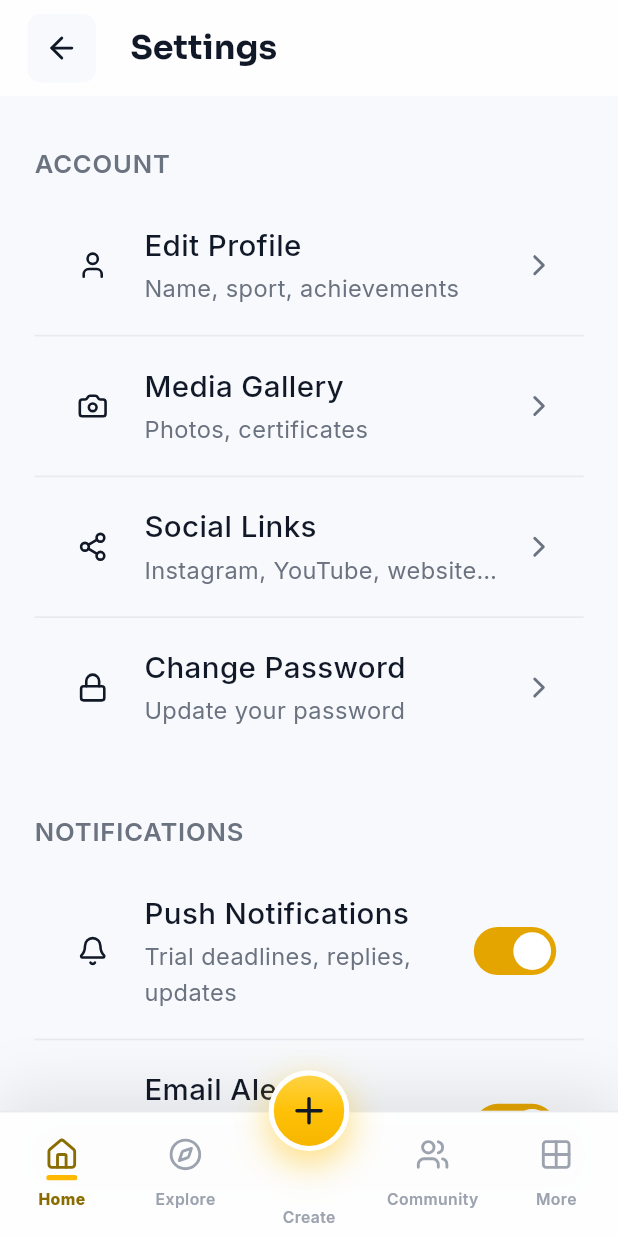
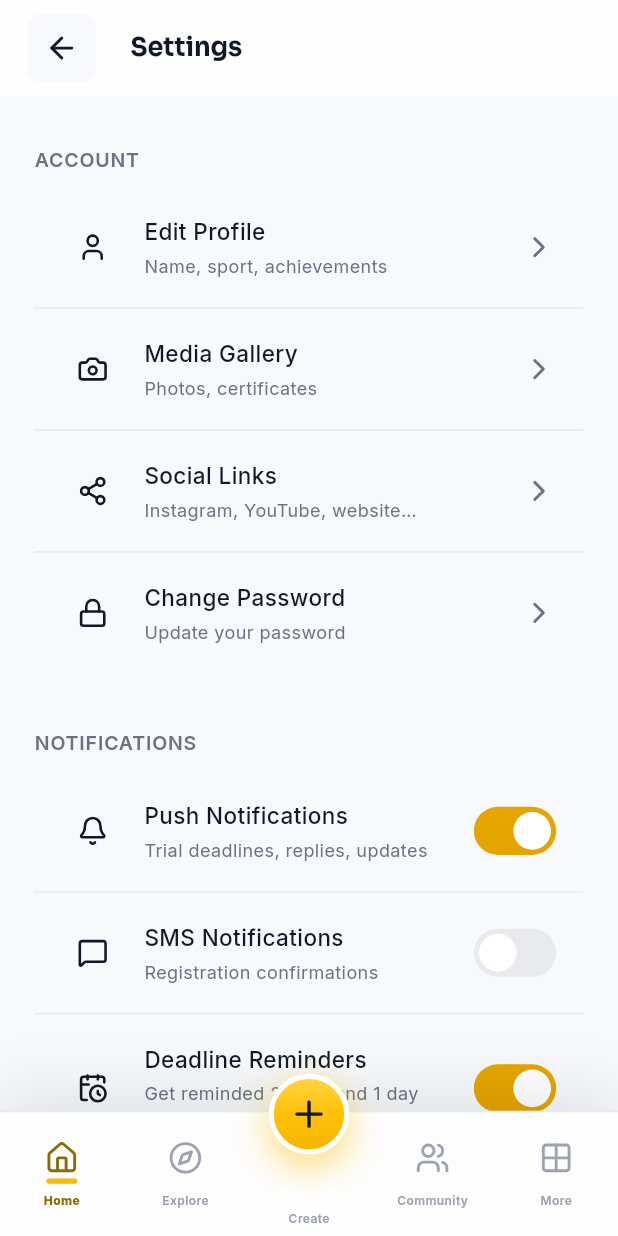
Before and after one commit to ManthanBelani/sportsx, a Flutter app: the SettingsScreen screen opened by its route, on a phone screen of 412 x 824 dp. Run offline on Flutter 3.47's test engine with Material 3 defaults, Android fonts, the phone set to English and light mode, and no system bars; our stand-ins replace dio, firebase_core, firebase_messaging, flutter_dotenv, flutter_local_notifications, flutter_riverpod and 9 more; accounts and stored records are empty; network calls fail.

Commit message:
Update system design changes

```diff
--- a/sportx_app/lib/core/responsive_scaler.dart
+++ b/sportx_app/lib/core/responsive_scaler.dart
@@ -42,8 +42,11 @@ class ResponsiveScaler extends StatelessWidget {
 
   /// Scale bounds. Beyond these the density is kept 1:1 and the canvas just
   /// grows (wider layout), instead of scaling an element absurdly.
+  ///
+  /// Reduced from 1.45 to 1.15 so 6.2"+ phones don't render oversized UI.
+  /// At 1.15 cap, even a 400dp wide phone grows only ~11% (fits more content).
   static const double minScale = 0.85;
-  static const double maxScale = 1.45;
+  static const double maxScale = 1.15;
 
   /// Large form factors (tablet / desktop / web) have their own adaptive
   /// layouts — never density-scale those.
@@ -89,8 +92,16 @@ class ResponsiveScaler extends StatelessWidget {
       viewPadding: _divideEdgeInsets(mq.viewPadding, scale),
       viewInsets: _divideEdgeInsets(mq.viewInsets, scale),
       systemGestureInsets: _divideEdgeInsets(mq.systemGestureInsets, scale),
-      // OS text scaling only grows text, not containers — cap it so the user's
-      // font-size setting can never break layouts on the canvas either.
+      // OS text scaling on top of the *design* canvas — the FittedBox itself
+      // upscales the whole canvas by `scale`, so here we divide it back out.
+      //
+      // Correct math: visual font size = canvasScaler * FittedBox(scale),
+      // and we want the visual result to be fontSize * OS-factor. Therefore
+      // the canvas-level scaler must return OS-factor * fontSize / scale.
+      //
+      // The previous version *multiplied* by scale here, causing fonts to
+      // render at fontSize * scale² — roughly 2x the intended growth — which
+      // made text look oversized on larger phones.
       textScaler: _ScaledTextScaler(
         mq.textScaler.clamp(
           minScaleFactor: 0.8,
@@ -132,8 +143,12 @@ class ResponsiveScaler extends StatelessWidget {
   }
 }
 
-/// Applies the canvas scale on top of the OS-level font scaling while
-/// preserving the (possibly non-linear) accessibility curve.
+/// Applies the canvas scale *inverse* on top of the OS-level font scaling
+/// while preserving the (possibly non-linear) accessibility curve.
+///
+/// The surrounding FittedBox upscales the whole canvas by `scale`.
+/// To keep text at its intended logical size (fontSize * OS-factor),
+/// we must divide by `scale` here so the FittedBox upscale restores it.
 class _ScaledTextScaler implements TextScaler {
   const _ScaledTextScaler(this._inner, this._scale);
 
@@ -141,7 +156,7 @@ class _ScaledTextScaler implements TextScaler {
   final double _scale;
 
   @override
-  double get textScaleFactor => _inner.scale(1.0) * _scale;
+  double get textScaleFactor => _inner.scale(1.0) / _scale;
 
   @override
   TextScaler clamp({
@@ -150,13 +165,13 @@ class _ScaledTextScaler implements TextScaler {
   }) {
     return _ScaledTextScaler(
       _inner.clamp(
-        minScaleFactor: minScaleFactor / _scale,
-        maxScaleFactor: maxScaleFactor / _scale,
+        minScaleFactor: minScaleFactor * _scale,
+        maxScaleFactor: maxScaleFactor * _scale,
       ),
       _scale,
     );
   }
 
   @override
-  double scale(double fontSize) => _inner.scale(fontSize) * _scale;
+  double scale(double fontSize) => _inner.scale(fontSize) / _scale;
 }
--- a/sportx_app/lib/features/admin/presentation/screens/admin_settings_screen.dart
+++ b/sportx_app/lib/features/admin/presentation/screens/admin_settings_screen.dart
@@ -71,7 +71,6 @@ class _AdminSettingsScreenState extends ConsumerState<AdminSettingsScreen> {
       false,
     ),
     ('push_notifications', 'Push notifications', 'Send pushes to users', false),
-    ('email_alerts', 'Email notifications', 'Send emails to users', false),
   ];
 
   @override
--- a/sportx_app/lib/features/settings/presentation/screens/settings_screen.dart
+++ b/sportx_app/lib/features/settings/presentation/screens/settings_screen.dart
@@ -112,15 +112,6 @@ class _SettingsScreenState extends ConsumerState<SettingsScreen> {
                         ),
                       ),
                       _buildSettingsToggleItem(
-                        icon: LucideIcons.mail,
-                        title: 'Email Alerts',
-                        subtitle: 'Weekly digest, important updates',
-                        value: state.notificationPrefs['email'] ?? false,
-                        onChanged: (v) => ref.read(settingsProvider.notifier).updatePrefs(
-                          {...state.notificationPrefs, 'email': v},
-                        ),
-                      ),
-                      _buildSettingsToggleItem(
                         icon: LucideIcons.messageSquare,
                         title: 'SMS Notifications',
                         subtitle: 'Registration confirmations',
@@ -194,12 +185,6 @@ class _SettingsScreenState extends ConsumerState<SettingsScreen> {
                   _buildSectionTitle('Preferences'),
                   _buildSettingsGroup(
                     children: [
-                      _buildSettingsItem(
-                        icon: LucideIcons.globe,
-                        title: 'Language',
-                        subtitle: state.language == 'hi' ? 'हिंदी (Hindi)' : 'English',
-                        onTap: () => _showLanguageDialog(context),
-                      ),
                       _buildSettingsToggleItem(
                         icon: LucideIcons.mapPin,
                         title: 'Location Services',
@@ -524,34 +509,6 @@ class _SettingsScreenState extends ConsumerState<SettingsScreen> {
     );
   }
 
-  void _showLanguageDialog(BuildContext context) {
-    showDialog(
-      context: context,
-      builder: (ctx) => AlertDialog(
-        title: const Text('Select Language'),
-        content: Column(
-          mainAxisSize: MainAxisSize.min,
-          children: [
-            ListTile(
-              title: const Text('English'),
-              onTap: () {
-                ref.read(settingsProvider.notifier).updateLanguage('en');
-                Navigator.pop(ctx);
-              },
-            ),
-            ListTile(
-              title: const Text('हिंदी (Hindi)'),
-              onTap: () {
-                ref.read(settingsProvider.notifier).updateLanguage('hi');
-                Navigator.pop(ctx);
-              },
-            ),
-          ],
-        ),
-      ),
-    );
-  }
-
   void _confirmDelete(BuildContext context) {
     final passwordController = TextEditingController();
     showDialog(
```
Also changed, not shown: sportx_app/pubspec.lock.
